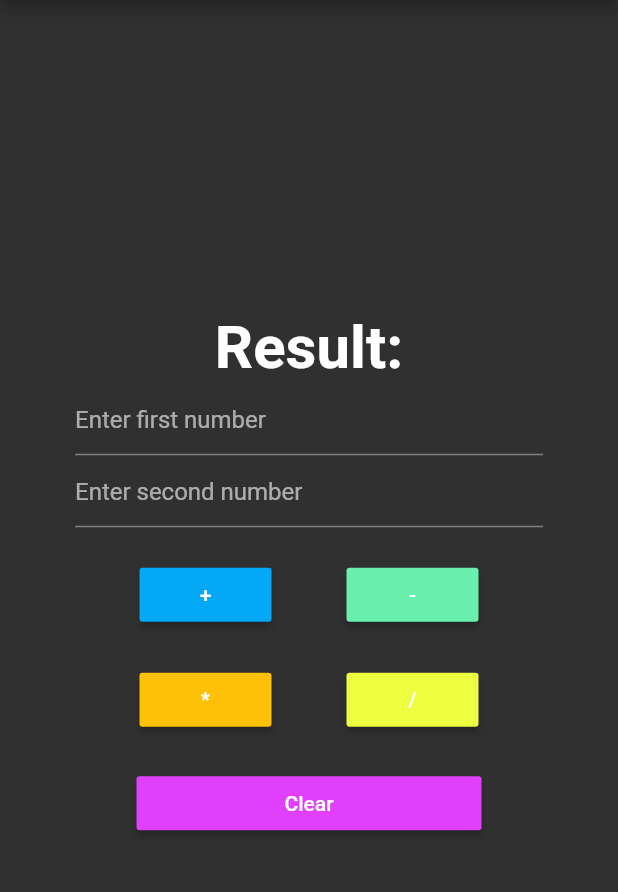
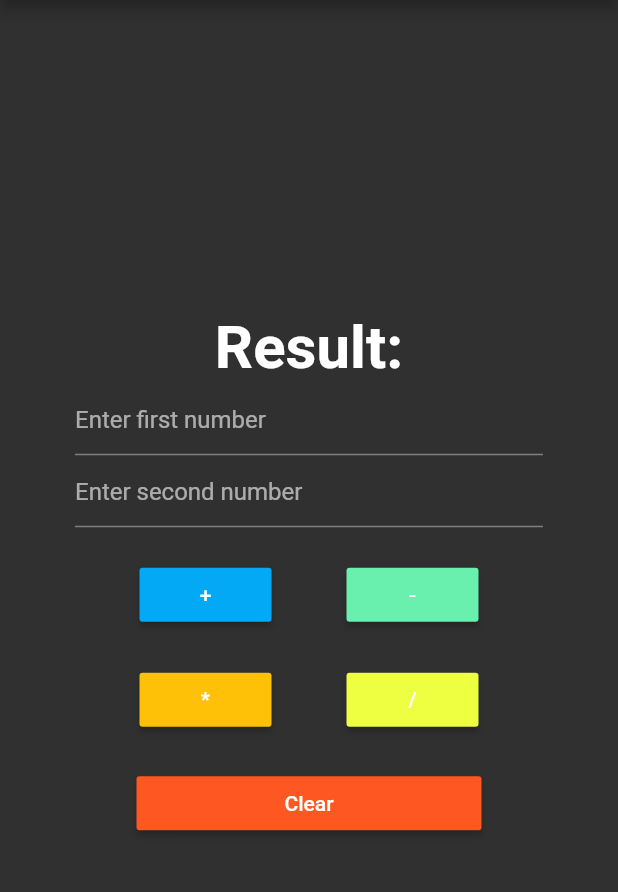
Before and after one commit to sancaryum/Calculator, a Flutter app: the screen it shows after launch, on a phone screen of 412 x 824 dp, the part 84-976 px from its top. Run offline on Flutter 3.47's test engine with Material 2 defaults, Android fonts, the phone set to English and light mode, and no system bars.

Commit message:
last changes

```diff
--- a/lib/main.dart
+++ b/lib/main.dart
@@ -174,7 +174,7 @@ class HomePageState extends State<HomePage> {
                       });
                     },
                     child: Text("Clear"),
-                    color: Colors.purpleAccent,
+                    color: Colors.deepOrange,
                     minWidth: 230.0,
 
                   ),
```
